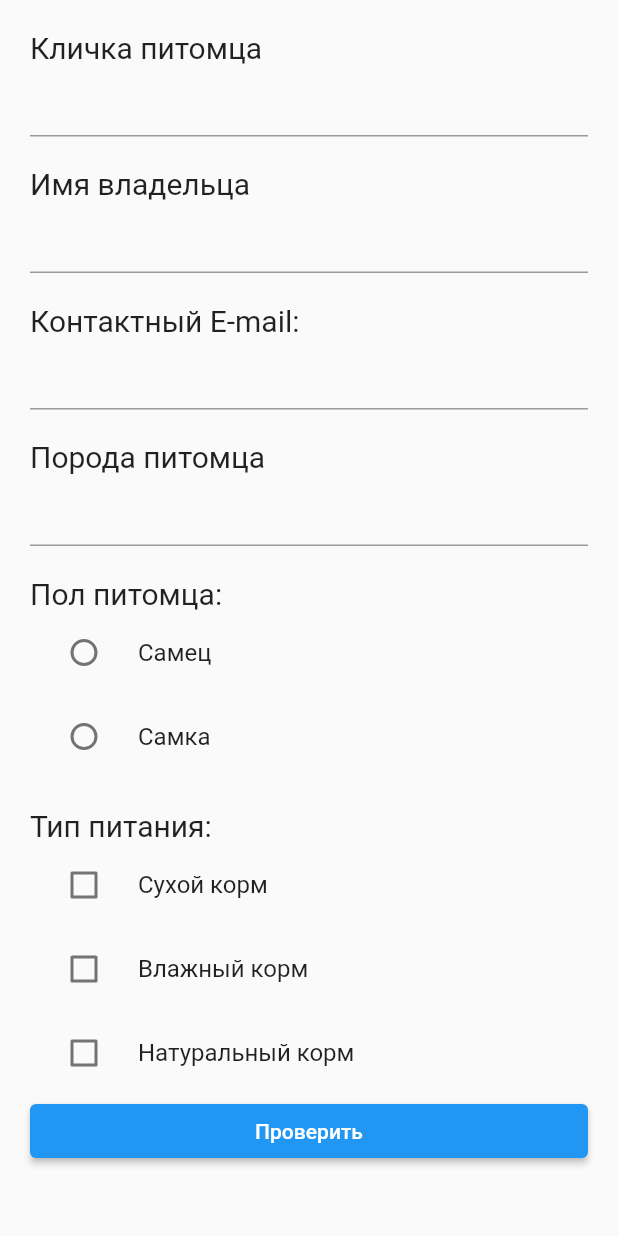
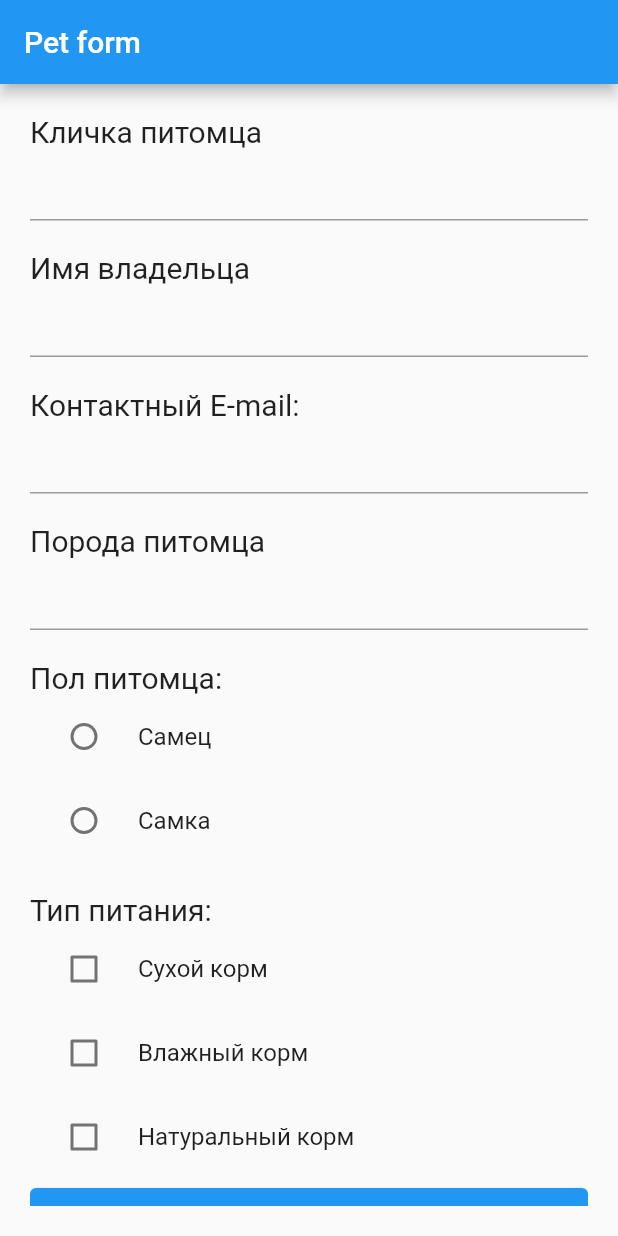
Before and after one commit to mollimoon/pet-form, a Flutter app: the screen it shows after launch, on a phone screen of 412 x 824 dp. Run offline on Flutter 3.47's test engine with Material 2 defaults, Android fonts, the phone set to English and light mode, and no system bars.

Commit message:
add appbar

```diff
--- a/lib/main.dart
+++ b/lib/main.dart
@@ -9,10 +9,11 @@ class MyApp extends StatelessWidget {
 
   @override
   Widget build(BuildContext context) {
-    return const MaterialApp(
+    return MaterialApp(
       debugShowCheckedModeBanner: false,
       home: SafeArea(
         child: Scaffold(
+          appBar: AppBar(title: Text('Pet form'),),
           body: Home(),
         ),
       ),
```
